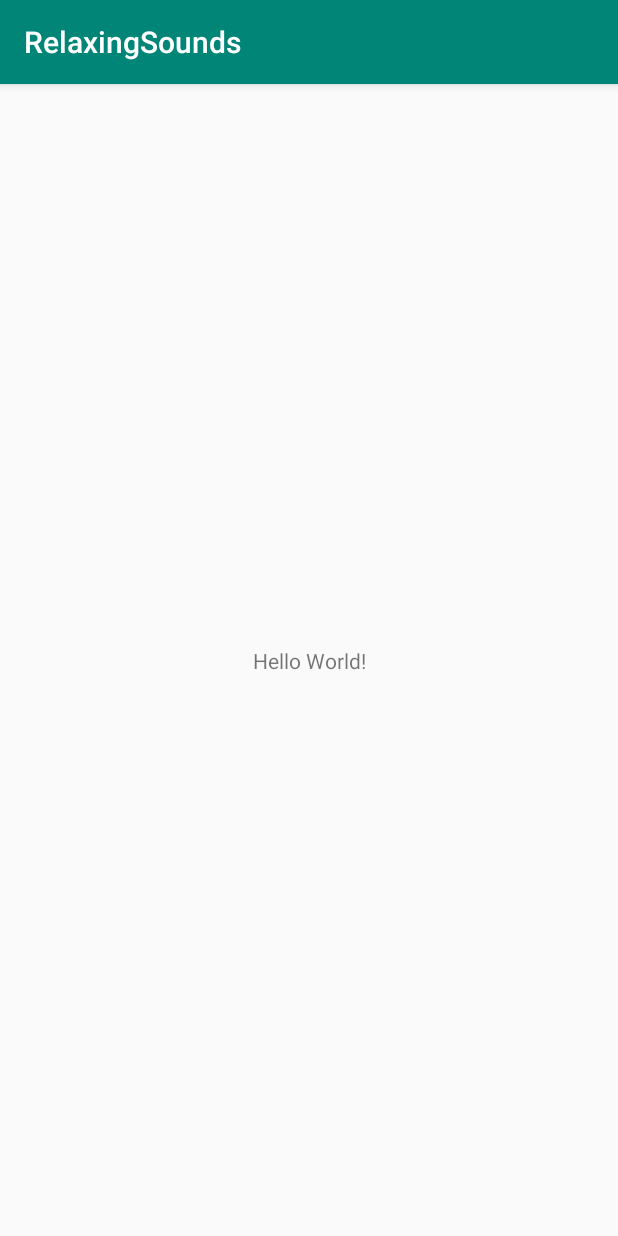
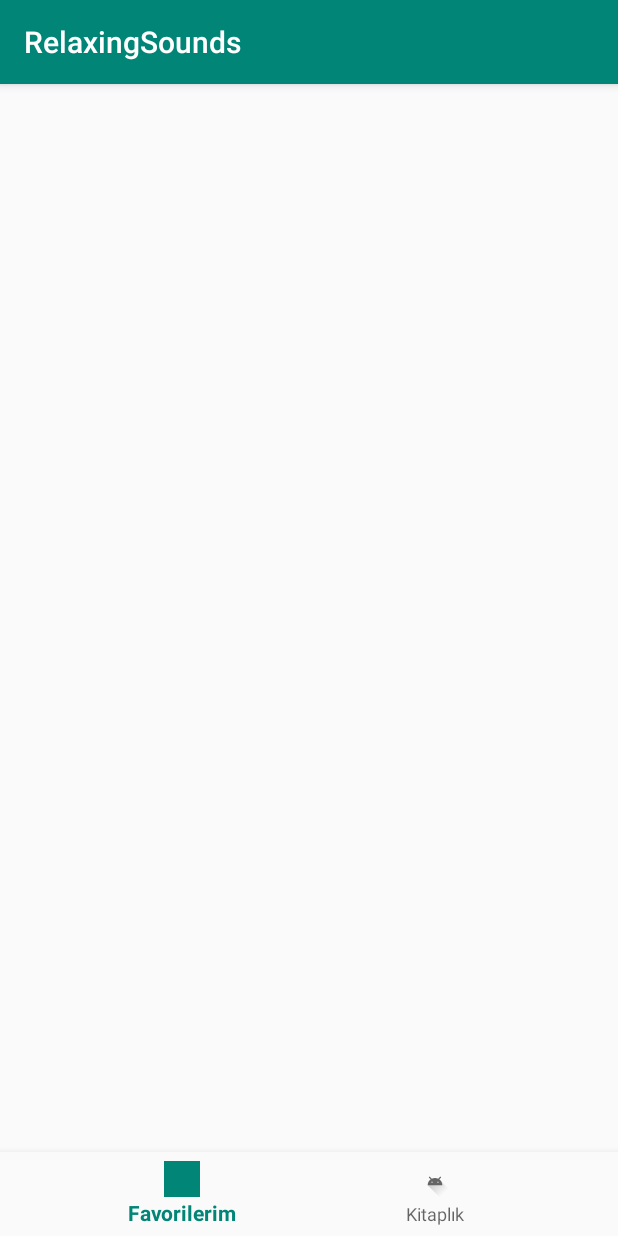
Before and after one commit to bayar1515/RelaxingSounds, an Android app: the screen it shows after launch (HomeActivity), on a phone screen of 412 x 824 dp. Run offline under Robolectric (Android 15) with nearby library versions, the phone set to English and light mode, and no system bars; our stand-ins replace navigation-ui.

Commit message:
home bottom navigation view added

```diff
--- a/app/src/main/AndroidManifest.xml
+++ b/app/src/main/AndroidManifest.xml
@@ -9,7 +9,7 @@
         android:roundIcon="@mipmap/ic_launcher_round"
         android:supportsRtl="true"
         android:theme="@style/AppTheme">
-        <activity android:name=".HomeActivity">
+        <activity android:name=".ui.HomeActivity">
             <intent-filter>
                 <action android:name="android.intent.action.MAIN" />
 
--- a/app/src/main/res/layout/activity_home.xml
+++ b/app/src/main/res/layout/activity_home.xml
@@ -4,15 +4,24 @@
     xmlns:tools="http://schemas.android.com/tools"
     android:layout_width="match_parent"
     android:layout_height="match_parent"
-    tools:context=".HomeActivity">
+    tools:context=".ui.HomeActivity">
 
-    <TextView
-        android:layout_width="wrap_content"
-        android:layout_height="wrap_content"
-        android:text="Hello World!"
-        app:layout_constraintBottom_toBottomOf="parent"
+    <FrameLayout
+        android:id="@+id/container"
+        android:layout_width="match_parent"
+        android:layout_height="match_parent"
+        app:layout_constraintBottom_toTopOf="@id/nav_view"
         app:layout_constraintLeft_toLeftOf="parent"
         app:layout_constraintRight_toRightOf="parent"
         app:layout_constraintTop_toTopOf="parent" />
 
+    <com.google.android.material.bottomnavigation.BottomNavigationView
+        android:id="@+id/nav_view"
+        android:layout_width="0dp"
+        android:layout_height="wrap_content"
+        android:background="?android:attr/windowBackground"
+        app:layout_constraintBottom_toBottomOf="parent"
+        app:layout_constraintLeft_toLeftOf="parent"
+        app:layout_constraintRight_toRightOf="parent"
+        app:menu="@menu/bottom_nav_menu" />
 </androidx.constraintlayout.widget.ConstraintLayout>
--- /dev/null
+++ b/app/src/main/res/menu/bottom_nav_menu.xml
@@ -0,0 +1,13 @@
+<?xml version="1.0" encoding="utf-8"?>
+<menu xmlns:android="http://schemas.android.com/apk/res/android">
+
+    <item
+        android:id="@+id/navigation_home"
+        android:icon="@drawable/ic_launcher_background"
+        android:title="@string/my_favorites" />
+
+    <item
+        android:id="@+id/navigation_dashboard"
+        android:icon="@drawable/ic_launcher_foreground"
+        android:title="@string/library" />
+</menu>
--- a/app/src/main/res/values/strings.xml
+++ b/app/src/main/res/values/strings.xml
@@ -1,3 +1,8 @@
 <resources>
     <string name="app_name">RelaxingSounds</string>
+
+    <!-- TODO: Remove or change this placeholder text -->
+    <string name="hello_blank_fragment">Hello blank fragment</string>
+    <string name="library">Kitaplık</string>
+    <string name="my_favorites">Favorilerim</string>
 </resources>
```
Also changed, not shown: app/build.gradle (+9 -1 lines), app/src/main/java/com/teknasyonchallenge/relaxingsounds/HomeActivity.kt (deleted, +0 -12 lines), app/src/main/java/com/teknasyonchallenge/relaxingsounds/ui/HomeActivity.kt (added, +49 -0 lines), app/src/main/java/com/teknasyonchallenge/relaxingsounds/ui/favorites/FavoritesFragment.kt (added, +29 -0 lines), app/src/main/java/com/teknasyonchallenge/relaxingsounds/ui/library/CategoryDetailFragment.kt (added, +26 -0 lines), app/src/main/java/com/teknasyonchallenge/relaxingsounds/ui/library/LibraryFragment.kt (added, +25 -0 lines), app/src/main/res/layout/fragment_category_detail.xml (added, +14 -0 lines), app/src/main/res/layout/fragment_favorites.xml (added, +14 -0 lines), app/src/main/res/layout/fragment_library.xml (added, +14 -0 lines).
